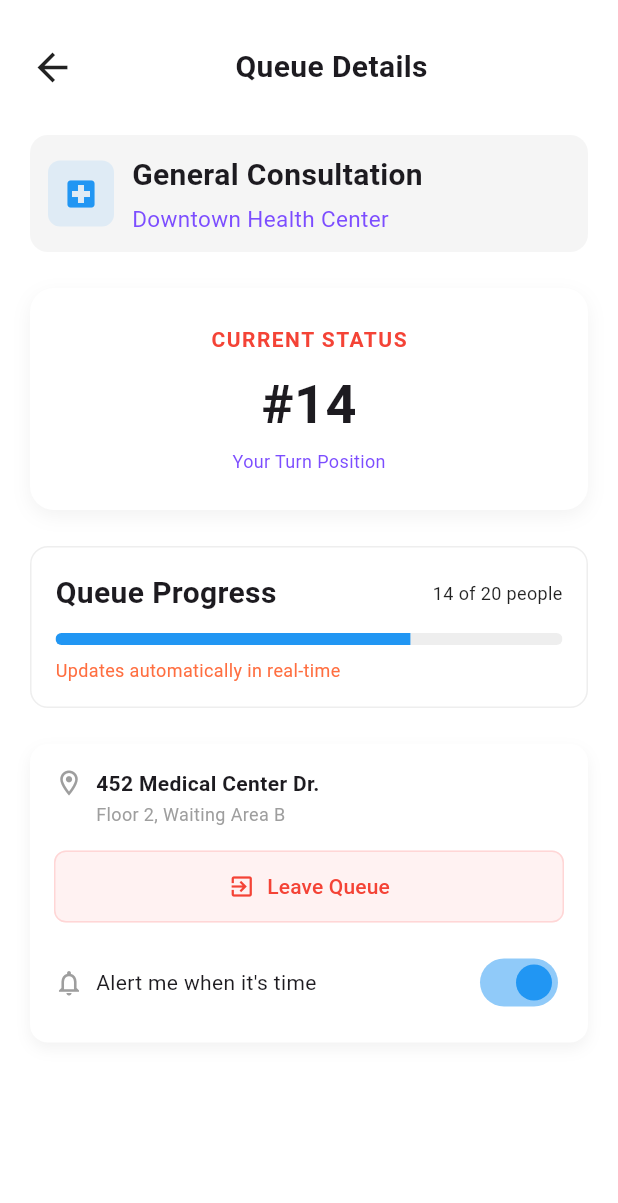
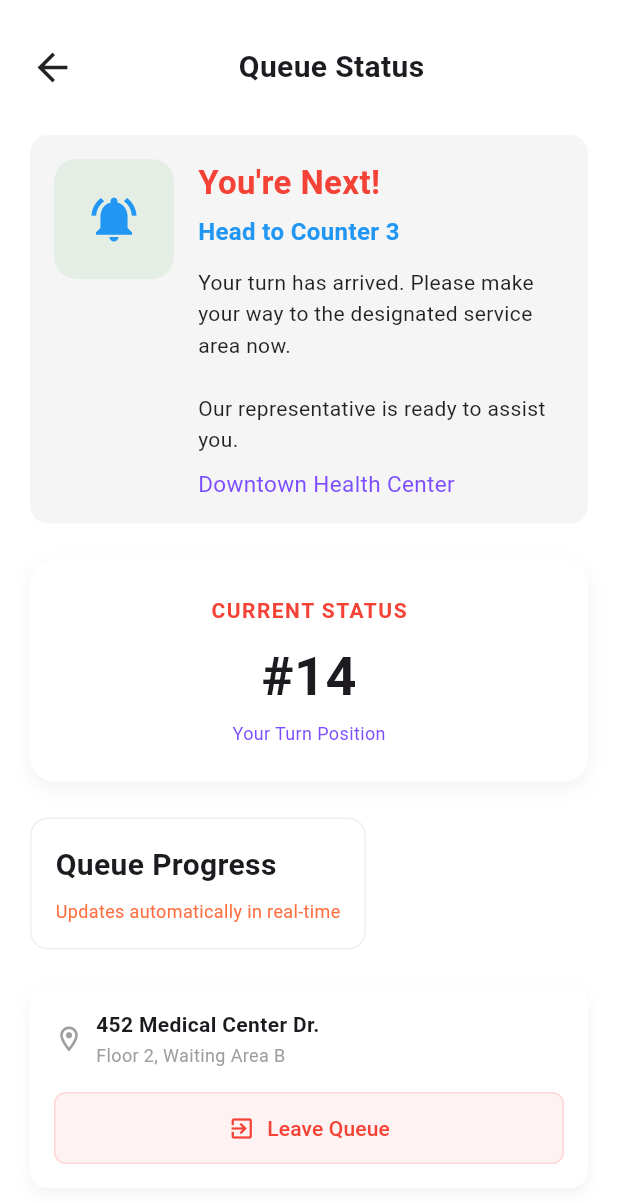
Before and after one commit to aramanja-emmanuel/turnly_app, a Flutter app: the screen it shows after launch, on a phone screen of 412 x 824 dp. Shown: the top 1203 px of the screen. Run offline on Flutter 3.47's test engine with Material 3 defaults, Android fonts, the phone set to English and light mode, and no system bars.

Commit message:
started the status screen

```diff
--- a/lib/main.dart
+++ b/lib/main.dart
@@ -1,5 +1,6 @@
 import 'package:flutter/material.dart';
 import 'package:turnly_app/details._screen.dart';
+import 'package:turnly_app/status_screen.dart';
 
 void main() {
   runApp(const TurnlyApp());
@@ -13,7 +14,7 @@ class TurnlyApp extends StatelessWidget {
     return MaterialApp(
       title: 'Turnly App',
       debugShowCheckedModeBanner: false,
-      home: const DetailsScreen(),
+      home: const StatusScreen(),
     );
   }
 }
--- /dev/null
+++ b/lib/status_screen.dart
@@ -0,0 +1,255 @@
+import 'package:flutter/material.dart';
+
+class StatusScreen extends StatefulWidget {
+  const StatusScreen({super.key});
+
+  @override
+  State<StatusScreen> createState() => _StatusScreenState();
+}
+
+class _StatusScreenState extends State<StatusScreen> {
+  @override
+  Widget build(BuildContext context) {
+    return Scaffold(
+      backgroundColor: Colors.white,
+      body: SafeArea(
+        child: SingleChildScrollView(
+          padding: const EdgeInsets.symmetric(horizontal: 20, vertical: 30),
+          child: Column(
+            crossAxisAlignment: CrossAxisAlignment.start,
+            children: [
+              /// Header
+              Row(
+                children: const [
+                  Icon(Icons.arrow_back, size: 30),
+                  Spacer(),
+                  Text(
+                    'Queue Status',
+                    style: TextStyle(fontSize: 20, fontWeight: FontWeight.bold),
+                  ),
+                  Spacer(),
+                ],
+              ),
+
+              const SizedBox(height: 30),
+
+              /// You're Next Card
+              Container(
+                padding: const EdgeInsets.all(16),
+                decoration: BoxDecoration(
+                  color: Colors.grey.shade100,
+                  borderRadius: BorderRadius.circular(12),
+                ),
+                child: Row(
+                  crossAxisAlignment: CrossAxisAlignment.start,
+                  children: [
+                    Container(
+                      height: 80,
+                      width: 80,
+                      decoration: BoxDecoration(
+                        color: Colors.green.withOpacity(0.1),
+                        borderRadius: BorderRadius.circular(15),
+                      ),
+                      child: const Icon(
+                        Icons.notifications_on,
+                        color: Colors.blue,
+                        size: 36,
+                      ),
+                    ),
+                    const SizedBox(width: 16),
+                    Expanded(
+                      child: Column(
+                        crossAxisAlignment: CrossAxisAlignment.start,
+                        children: const [
+                          Text(
+                            "You're Next!",
+                            style: TextStyle(
+                              fontSize: 22,
+                              fontWeight: FontWeight.bold,
+                              color: Colors.red,
+                            ),
+                          ),
+                          SizedBox(height: 6),
+                          Text(
+                            "Head to Counter 3",
+                            style: TextStyle(
+                              fontSize: 16,
+                              fontWeight: FontWeight.w600,
+                              color: Colors.blue,
+                            ),
+                          ),
+                          SizedBox(height: 12),
+                          Text(
+                            "Your turn has arrived. Please make your way to the designated service area now.\n\nOur representative is ready to assist you.",
+                            style: TextStyle(
+                              fontSize: 14,
+                              color: Colors.black87,
+                              height: 1.5,
+                            ),
+                          ),
+                          SizedBox(height: 8),
+                          Text(
+                            'Downtown Health Center',
+                            style: TextStyle(
+                              color: Colors.deepPurpleAccent,
+                              fontSize: 15,
+                            ),
+                          ),
+                        ],
+                      ),
+                    ),
+                  ],
+                ),
+              ),
+
+              const SizedBox(height: 24),
+
+              /// Current Status
+              Container(
+                width: double.infinity,
+                padding: const EdgeInsets.symmetric(vertical: 24),
+                decoration: BoxDecoration(
+                  borderRadius: BorderRadius.circular(16),
+                  boxShadow: [
+                    BoxShadow(
+                      color: Colors.black.withOpacity(0.05),
+                      blurRadius: 10,
+                      offset: const Offset(0, 4),
+                    ),
+                  ],
+                  color: Colors.white,
+                ),
+                child: Column(
+                  children: const [
+                    Text(
+                      'CURRENT STATUS',
+                      style: TextStyle(
+                        fontSize: 14,
+                        letterSpacing: 1,
+                        color: Colors.red,
+                        fontWeight: FontWeight.w600,
+                      ),
+                    ),
+                    SizedBox(height: 8),
+                    Text(
+                      '#14',
+                      style: TextStyle(
+                        fontSize: 36,
+                        fontWeight: FontWeight.bold,
+                      ),
+                    ),
+                    SizedBox(height: 4),
+                    Text(
+                      'Your Turn Position',
+                      style: TextStyle(
+                        fontSize: 12,
+                        color: Colors.deepPurpleAccent,
+                      ),
+                    ),
+                  ],
+                ),
+              ),
+
+              const SizedBox(height: 24),
+
+              /// Queue Progress
+              Container(
+                padding: const EdgeInsets.all(16),
+                decoration: BoxDecoration(
+                  borderRadius: BorderRadius.circular(12),
+                  border: Border.all(color: Colors.grey.shade200),
+                  color: Colors.white,
+                ),
+                child: Column(
+                  crossAxisAlignment: CrossAxisAlignment.start,
+                  children: const [
+                    Text(
+                      'Queue Progress',
+                      style:
+                          TextStyle(fontSize: 20, fontWeight: FontWeight.w600),
+                    ),
+                    SizedBox(height: 8),
+                    Text(
+                      'Updates automatically in real-time',
+                      style: TextStyle(
+                        fontSize: 12,
+                        color: Colors.deepOrangeAccent,
+                      ),
+                    ),
+                  ],
+                ),
+              ),
+
+              const SizedBox(height: 24),
+
+              /// Location + Actions
+              Container(
+                padding: const EdgeInsets.all(16),
+                decoration: BoxDecoration(
+                  borderRadius: BorderRadius.circular(12),
+                  boxShadow: [
+                    BoxShadow(
+                      color: Colors.black.withOpacity(0.05),
+                      blurRadius: 8,
+                      offset: const Offset(0, 4),
+                    ),
+                  ],
+                  color: Colors.white,
+                ),
+                child: Column(
+                  crossAxisAlignment: CrossAxisAlignment.start,
+                  children: [
+                    Row(
+                      children: const [
+                        Icon(Icons.location_on_outlined,
+                            size: 20, color: Colors.grey),
+                        SizedBox(width: 8),
+                        Column(
+                          crossAxisAlignment: CrossAxisAlignment.start,
+                          children: [
+                            Text(
+                              '452 Medical Center Dr.',
+                              style: TextStyle(
+                                  fontSize: 14, fontWeight: FontWeight.w600),
+                            ),
+                            SizedBox(height: 2),
+                            Text(
+                              'Floor 2, Waiting Area B',
+                              style:
+                                  TextStyle(fontSize: 12, color: Colors.grey),
+                            ),
+                          ],
+                        ),
+                      ],
+                    ),
+                    const SizedBox(height: 16),
+                    SizedBox(
+                      width: double.infinity,
+                      child: OutlinedButton.icon(
+                        onPressed: () {},
+                        icon: const Icon(Icons.exit_to_app_outlined,
+                            color: Colors.red),
+                        label: const Text('Leave Queue',
+                            style: TextStyle(color: Colors.red)),
+                        style: OutlinedButton.styleFrom(
+                          backgroundColor: const Color(0xFFFFF2F2),
+                          side:
+                              const BorderSide(color: Color(0xFFFFD6D6)),
+                          padding:
+                              const EdgeInsets.symmetric(vertical: 14),
+                          shape: RoundedRectangleBorder(
+                            borderRadius: BorderRadius.circular(8),
+                          ),
+                        ),
+                      ),
+                    ),
+                  ],
+                ),
+              ),
+            ],
+          ),
+        ),
+      ),
+    );
+  }
+}
```
